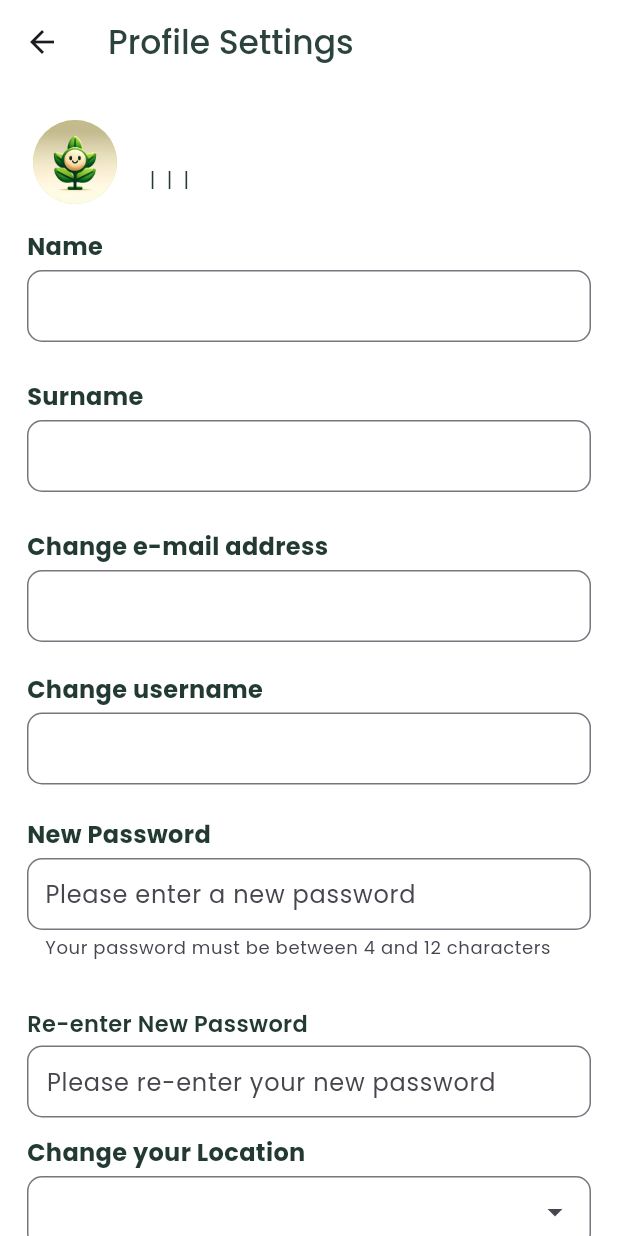
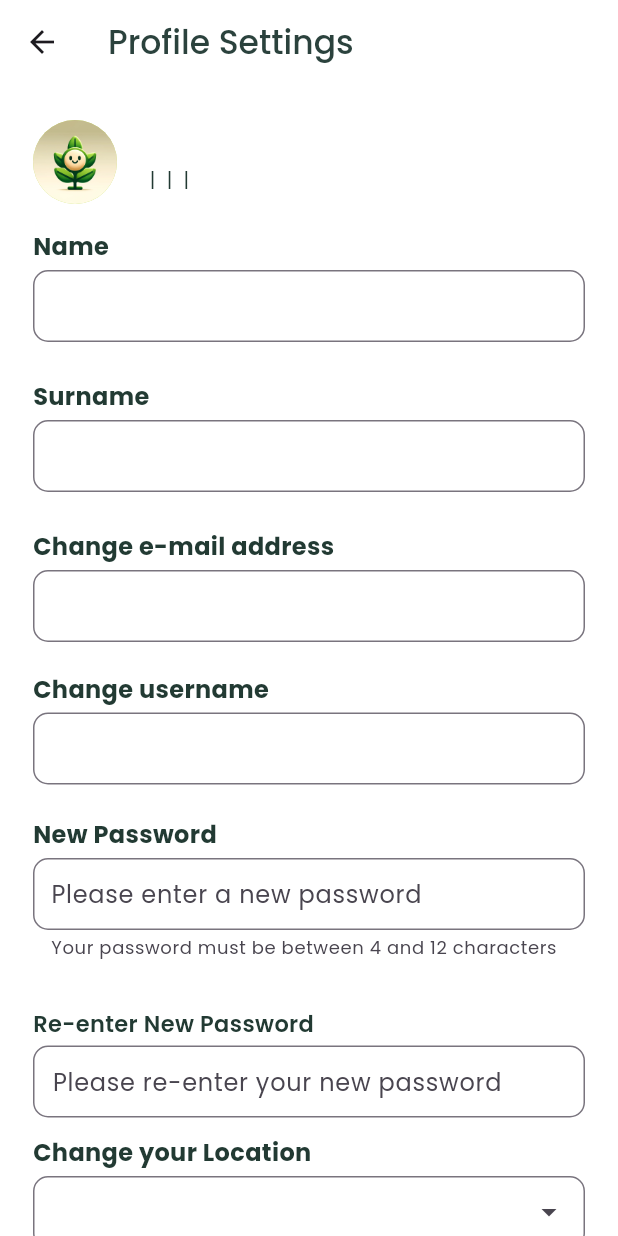
Before and after one commit to ekinalaydin/plant_app, a Flutter app: the ProfileScreen screen opened directly, on a phone screen of 412 x 824 dp. Run offline on Flutter 3.47's test engine with Material 3 defaults, Android fonts, the phone set to English and light mode, and no system bars; drawn by our look-alikes of dropdown_search; our stand-ins replace firebase_auth, firebase_core, geocoding, get, google_fonts, google_maps_flutter and 3 more; accounts and stored records are empty; network calls fail; statements that could not run were skipped.

Commit message:
uyari mesajlari ve padding sorunu

```diff
--- a/lib/screens/profile_screen.dart
+++ b/lib/screens/profile_screen.dart
@@ -2,6 +2,7 @@ import 'package:dropdown_search/dropdown_search.dart';
 import 'package:flutter/material.dart';
 import 'package:google_fonts/google_fonts.dart';
 import 'package:plant_app/services/api_service.dart';
+import 'package:plant_app/themes/colors.dart';
 
 class ProfileScreen extends StatefulWidget {
   @override
@@ -194,7 +195,7 @@ class _ProfileScreenState extends State<ProfileScreen> {
             Form(
               key: _formKey,
               child: SingleChildScrollView(
-                padding: const EdgeInsets.only(top: 1.0, left: 10, right: 10),
+                padding: const EdgeInsets.only(top: 1.0, left: 14, right: 14),
                 child: Padding(
                   padding: const EdgeInsets.all(8.0),
                   child: Column(
@@ -220,12 +221,13 @@ class _ProfileScreenState extends State<ProfileScreen> {
                                   SizedBox(
                                       height: 65,
                                       child: TextFormField(
+                                          style: GoogleFonts.poppins(),
                                           textAlign: TextAlign.start,
                                           cursorHeight: 20,
                                           decoration: InputDecoration(
                                             hintText: "$_name ",
                                             hintStyle: GoogleFonts.poppins(
-                                                fontWeight: FontWeight.w500),
+                                                fontWeight: FontWeight.w400),
                                             border: OutlineInputBorder(
                                               borderRadius:
                                                   BorderRadius.circular(10.0),
@@ -274,6 +276,7 @@ class _ProfileScreenState extends State<ProfileScreen> {
                                   SizedBox(
                                       height: 65,
                                       child: TextFormField(
+                                          style: GoogleFonts.poppins(),
                                           textAlign: TextAlign.start,
                                           cursorHeight: 20,
                                           decoration: InputDecoration(
@@ -323,6 +326,7 @@ class _ProfileScreenState extends State<ProfileScreen> {
                             height: 60,
                             width: double.infinity,
                             child: TextFormField(
+                              style: GoogleFonts.poppins(),
                               textAlign: TextAlign.start,
                               cursorHeight: 20,
                               decoration: InputDecoration(
@@ -377,6 +381,7 @@ class _ProfileScreenState extends State<ProfileScreen> {
                             height: 60,
                             width: double.infinity,
                             child: TextFormField(
+                              style: GoogleFonts.poppins(),
                               textAlign: TextAlign.start,
                               cursorHeight: 20,
                               decoration: InputDecoration(
@@ -675,6 +680,7 @@ class _ProfileScreenState extends State<ProfileScreen> {
                             height: 50,
                             width: double.infinity,
                             child: TextFormField(
+                              style: GoogleFonts.poppins(),
                               textAlign: TextAlign.start,
                               cursorHeight: 20,
                               decoration: InputDecoration(
@@ -807,11 +813,14 @@ class _ProfileScreenState extends State<ProfileScreen> {
                     }
                   }
                 },
+                style: ButtonStyle(
+                  backgroundColor:
+                      MaterialStateProperty.all(AppColors.primaryVariant),
+                ),
                 child: Text(
                   "Save Changes",
                   style: GoogleFonts.poppins(
-                      color: Color.fromRGBO(34, 58, 51, 40),
-                      fontWeight: FontWeight.bold),
+                      color: AppColors.onSurface, fontWeight: FontWeight.bold),
                 ),
               ),
             ),
```
Also changed, not shown: lib/screens/user_history_screen.dart (+7 -2 lines), lib/widgets/login/sign_up_form.dart (+21 -4 lines).
